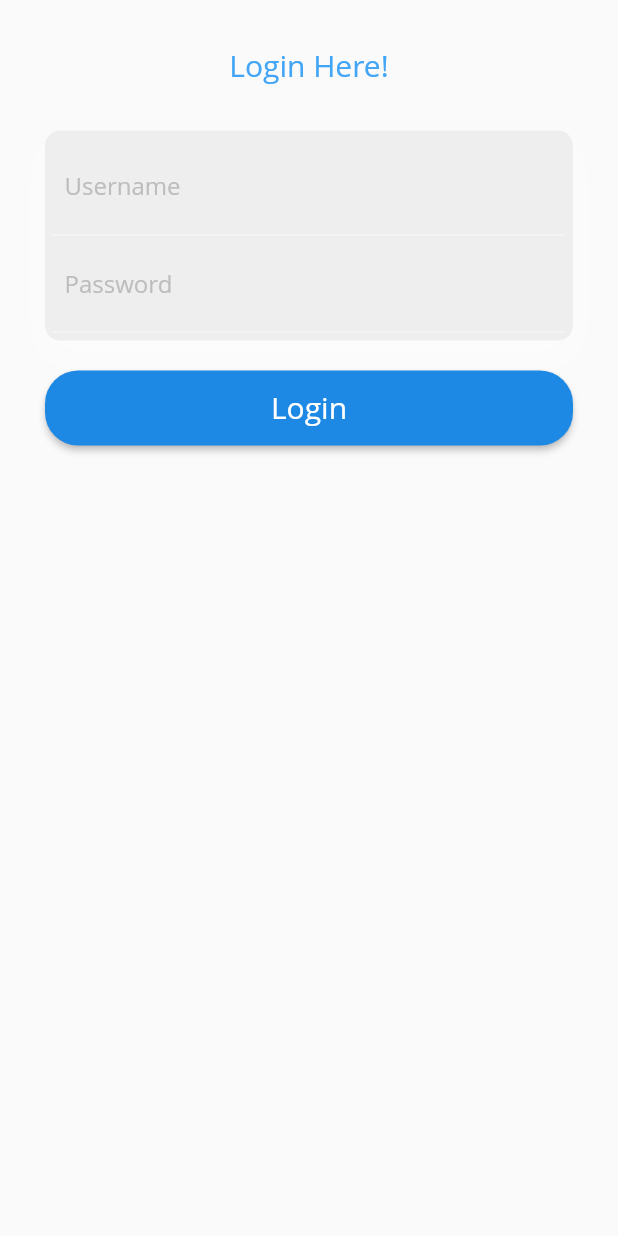
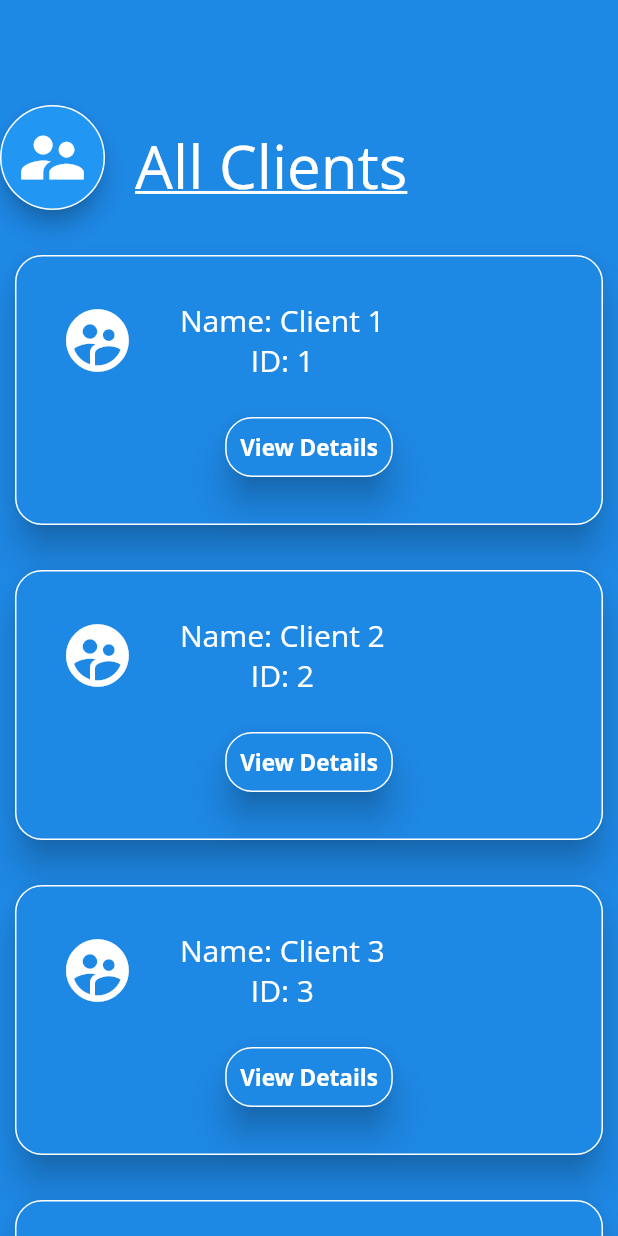
Before and after one commit to cfg2020apac/team-7, a Flutter app: the DisplayForm screen opened directly, after a tap on "Login", on a phone screen of 412 x 824 dp. Run offline on Flutter 3.47's test engine with Material 2 defaults, Android fonts, the phone set to English and light mode, and no system bars; Roboto replaces fonts that are missing (Open Sans).

Commit message:
clientList commit - divyesh

```diff
--- a/lib/components/buttons.dart
+++ b/lib/components/buttons.dart
@@ -1,18 +1,16 @@
-
-
 import 'package:flutter/material.dart';
+import 'package:team7_app/views/clientList.dart';
+import 'package:team7_app/views/welcome_screen.dart';
 
 class Button {
-
-  static getChoiceButton(
-      context, double widthBtn, String text, Object o) {
+  static getChoiceButton(context, double widthBtn, String text, Object o) {
     return Container(
         child: RaisedButton(
       elevation: 10,
       shape: RoundedRectangleBorder(
           borderRadius: BorderRadius.circular(18.0),
           side: BorderSide(color: Colors.white)),
-      padding: EdgeInsets.fromLTRB(widthBtn, 20, widthBtn, 20),
+      padding: EdgeInsets.fromLTRB(widthBtn, 10, widthBtn, 10),
       textColor: Colors.white,
       color: Colors.blue[600],
       onPressed: () {
@@ -22,7 +20,7 @@ class Button {
         );
       },
       child: Column(children: <Widget>[
-        Text(text, style: TextStyle(fontSize: 25, fontWeight: FontWeight.bold))
+        Text(text, style: TextStyle(fontSize: 15, fontWeight: FontWeight.bold))
       ]),
     ));
   }
@@ -46,4 +44,45 @@ class Button {
       ]),
     );
   }
+
+  static getAddCaseButton(context) {
+    return Container(
+      margin: EdgeInsets.fromLTRB(0, 0, 10, 10),
+      width: 70,
+      height: 70,
+      child: FloatingActionButton(
+          shape: CircleBorder(side: BorderSide(color: Colors.white)),
+          child: Icon(
+            Icons.add,
+            size: 50,
+          ),
+          onPressed: () {
+            Navigator.push(
+              context,
+              MaterialPageRoute(builder: (context) => ClientList()),
+            );
+          }),
+    );
+  }
+
+  static getProfileButton(context) {
+    return Container(
+      margin: EdgeInsets.fromLTRB(0, 0, 10, 10),
+      width: 70,
+      height: 70,
+      child: FloatingActionButton(
+          heroTag: null,
+          shape: CircleBorder(side: BorderSide(color: Colors.white)),
+          child: Icon(
+            Icons.supervisor_account,
+            size: 50,
+          ),
+          onPressed: () {
+            Navigator.push(
+              context,
+              MaterialPageRoute(builder: (context) => WelcomeScreen()),
+            );
+          }),
+    );
+  }
 }
--- /dev/null
+++ b/lib/components/clientCard.dart
@@ -0,0 +1,57 @@
+import 'package:flutter/material.dart';
+import 'package:team7_app/components/buttons.dart';
+import 'package:team7_app/views/clientList.dart';
+
+class ClientCard {
+  static getClientCard(context, String clientname, String clientid) {
+    return Container(
+      padding: EdgeInsets.fromLTRB(10, 10, 10, 10),
+      child: RaisedButton(
+        elevation: 10,
+        shape: RoundedRectangleBorder(
+            borderRadius: BorderRadius.circular(18.0),
+            side: BorderSide(color: Colors.white)),
+        padding: EdgeInsets.fromLTRB(10, 10, 10, 10),
+        textColor: Colors.white,
+        color: Colors.blue[600],
+        onPressed: () {},
+        child: Container(
+          // decoration: BoxDecoration(
+          // border: Border(bottom: BorderSide(color: Colors.grey[100]),top: BorderSide(color: Colors.grey[100]),left: BorderSide(color: Colors.grey[100]),right: BorderSide(color: Colors.grey[100]))),
+          padding: EdgeInsets.fromLTRB(20, 20, 20, 20),
+          height: 160,
+          child: Column(
+            children: <Widget>[
+              Row(
+                children: <Widget>[
+                  Icon(
+                    Icons.supervised_user_circle,
+                    size: 50,
+                  ),
+                  SizedBox(width: 30),
+                  Column(
+                    children: <Widget>[
+                      Align(
+                          alignment: Alignment.centerLeft,
+                          child: Container(
+                              child: Text('Name: ' + clientname,
+                                  textAlign: TextAlign.left,
+                                  style: TextStyle(fontSize: 20)))),
+                      Align(
+                          alignment: Alignment.centerLeft,
+                          child: Container(
+                              child: Text('ID: ' + clientid,
+                                  style: TextStyle(fontSize: 20)))),
+                    ],
+                  ),
+                ],
+              ),
+              SizedBox(height: 20),
+              Button.getChoiceButton(context, 10, "View Details", ClientList()),
+            ],
+          ),
+        ),
+      ),
+    );
+  }
+}
--- a/lib/views/Screen1.dart
+++ /dev/null
@@ -1,25 +0,0 @@
-import 'package:flutter/material.dart';
-
-class Screen1 extends StatelessWidget {
-  Widget build(BuildContext context) {
-    return Scaffold(
-        backgroundColor: Colors.blue[600],
-        body: Center(
-            child: MediaQuery.removePadding(
-          context: context,
-          removeTop: true,
-          child: SingleChildScrollView(
-            child: Column(children: <Widget>[
-              Container(
-                height: 340,
-                child: Column(
-                  children: <Widget>[
-                    Text('This is Screen 1'),
-                  ],
-                ),
-              ),
-            ]),
-          ),
-        )));
-  }
-}
--- /dev/null
+++ b/lib/views/clientList.dart
@@ -0,0 +1,48 @@
+import 'package:flutter/material.dart';
+import 'package:team7_app/components/buttons.dart';
+import 'package:team7_app/components/clientCard.dart';
+
+class ClientList extends StatelessWidget {
+  Widget build(BuildContext context) {
+    return Scaffold(
+        backgroundColor: Colors.blue[600],
+        body: Center(
+            child: MediaQuery.removePadding(
+          context: context,
+          removeTop: true,
+          child: SingleChildScrollView(
+            child: Column(children: <Widget>[
+              SizedBox(height: 70),
+              Row(
+                children: <Widget>[
+                  Button.getProfileButton(context),
+                  SizedBox(width: 10),
+                  Text("All Clients",
+                      style: TextStyle(
+                        fontSize: 40,
+                        decoration: TextDecoration.underline,
+                      )),
+                ],
+              ),
+
+              SizedBox(height: 10),
+              ClientCard.getClientCard(context, "Client 1", "1"),
+              SizedBox(height: 10),
+              ClientCard.getClientCard(context, "Client 2", "2"),
+              SizedBox(height: 10),
+              ClientCard.getClientCard(context, "Client 3", "3"),
+              SizedBox(height: 10),
+              ClientCard.getClientCard(context, "Client 4", "4"),
+              Row(
+                mainAxisAlignment: MainAxisAlignment.end,
+                children: <Widget>[
+                  SizedBox(width: 5),
+                  Button.getAddCaseButton(context),
+                ],
+              )
+              // Button.getAddCaseButton(context)
+            ]),
+          ),
+        )));
+  }
+}
--- a/lib/views/login.dart
+++ b/lib/views/login.dart
@@ -7,6 +7,7 @@
  */
 import 'package:flutter/material.dart';
 import 'package:team7_app/views/text_field.dart';
+import 'package:team7_app/views/clientList.dart';
 
 class DisplayForm extends StatefulWidget {
   State createState() => LoginPageState();
@@ -17,15 +18,15 @@ class LoginPageState extends State<DisplayForm> {
   var _username = new TextEditingController();
   var _password = new TextEditingController();
 
-
   @override
   Widget build(BuildContext context) {
     return Scaffold(
         backgroundColor: Colors.grey[50],
-        body: GestureDetector(
-            onTap: () {
-              FocusScope.of(context).requestFocus(new FocusNode());
-            },
+        body: Center(
+            // GestureDetector(
+            //     onTap: () {
+            //       FocusScope.of(context).requestFocus(new FocusNode());
+            //     },
             child: Container(
                 child: MediaQuery.removePadding(
                     context: context,
@@ -35,13 +36,11 @@ class LoginPageState extends State<DisplayForm> {
                       SizedBox(
                         height: 10,
                       ),
-
                       Padding(
                           padding: EdgeInsets.fromLTRB(30.0, 20.0, 30.0, 0.0),
                           child: Container(
                               child: Center(
-                                  child: Text(
-                                      "Login Here!",
+                                  child: Text("Login Here!",
                                       textAlign: TextAlign.center,
                                       style: TextStyle(
                                           fontSize: 20,
@@ -84,11 +83,11 @@ class LoginPageState extends State<DisplayForm> {
                                       borderRadius:
                                           BorderRadius.circular(22.0)),
                                   onPressed: () {
-                                    // Navigator.push(
-                                    //   context,
-                                    //   MaterialPageRoute(
-                                    //       builder: (context) => HomeScreen()),
-                                    // );
+                                    Navigator.push(
+                                      context,
+                                      MaterialPageRoute(
+                                          builder: (context) => ClientList()),
+                                    );
                                   },
                                   color: Colors.blue[600],
                                   child: Center(
--- a/lib/views/welcome_screen.dart
+++ b/lib/views/welcome_screen.dart
@@ -1,6 +1,6 @@
 import 'package:flutter/material.dart';
 import 'package:team7_app/components/buttons.dart';
-import 'package:team7_app/views/Screen1.dart';
+import 'package:team7_app/views/clientList.dart';
 import 'package:team7_app/views/login.dart';
 
 class WelcomeScreen extends StatelessWidget {
@@ -17,13 +17,13 @@ class WelcomeScreen extends StatelessWidget {
                 height: 340,
                 child: Column(
                   children: <Widget>[
-                    Text('This is Home Screen', style: TextStyle(fontSize: 20),),
+                    Text(
+                      'This is Home Screen',
+                      style: TextStyle(fontSize: 20),
+                    ),
                     SizedBox(height: 30),
                     Button.getChoiceButton(
                         context, 70, "Go to Login Screen", DisplayForm()),
-                    SizedBox(height: 30),
-                    Button.getChoiceButton(
-                        context, 90, "Go to Screen 1", Screen1()),
                   ],
                 ),
               ),
```
Also changed, not shown: assets/profile_pic.png (added), lib/main.dart (line endings or trailing spaces).
